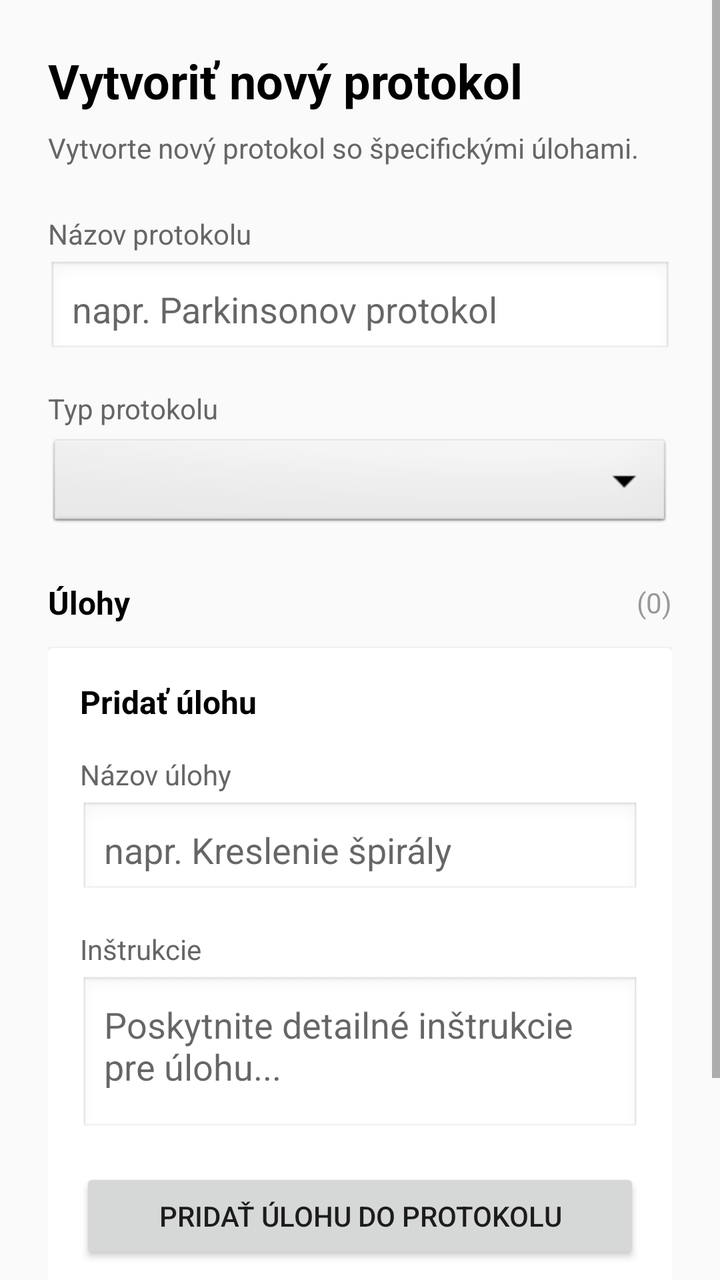
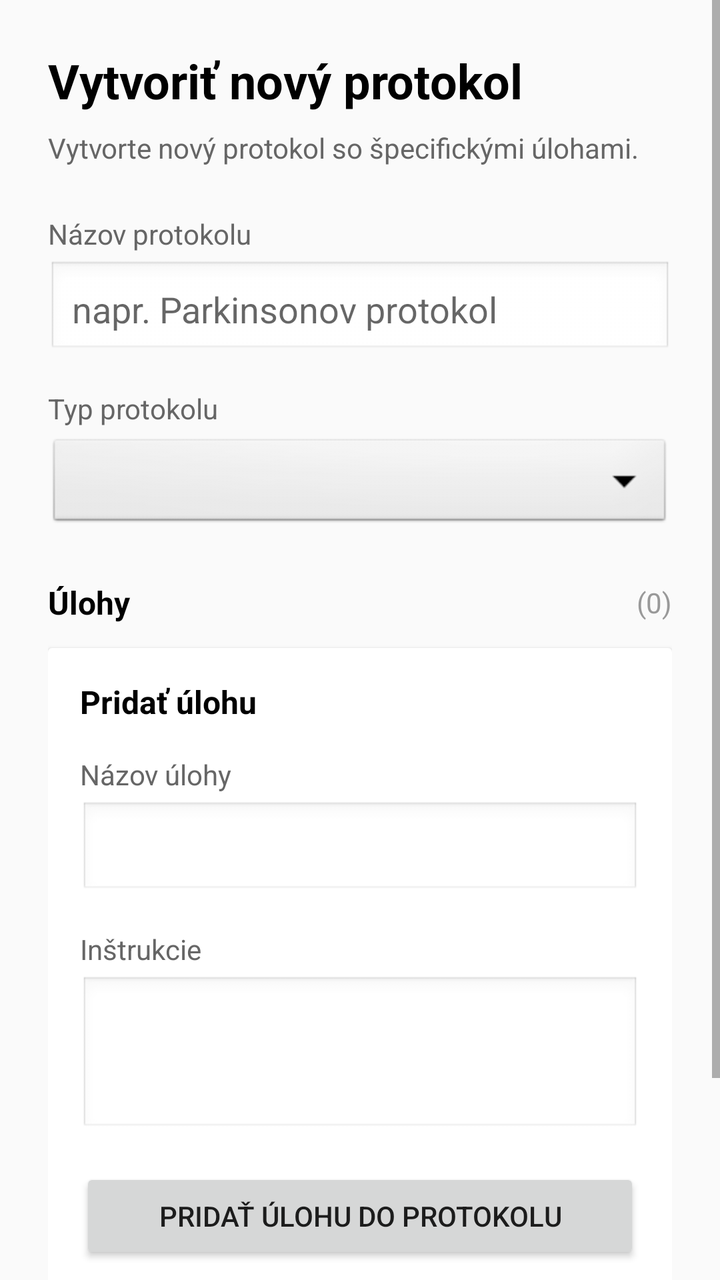

An Android layout rendered at two revisions. The XML below is the earlier revision; the diff shows what the commit changed to produce the second picture.
<!-- AndroidManifest.xml: application theme Theme.DiagnosticApp -->
<!-- res/layout/fragment_create_protocol.xml -->
<?xml version="1.0" encoding="utf-8"?>
<ScrollView
    xmlns:android="http://schemas.android.com/apk/res/android"
    android:layout_width="match_parent"
    android:layout_height="match_parent"
    android:fillViewport="true">

    <LinearLayout
        android:layout_width="match_parent"
        android:layout_height="wrap_content"
        android:orientation="vertical"
        android:padding="24dp">

        
        <TextView
            android:id="@+id/dialogTitle"
            android:layout_width="match_parent"
            android:layout_height="wrap_content"
            android:text="Vytvoriť nový protokol"
            android:textSize="24sp"
            android:textStyle="bold"
            android:textColor="@android:color/black"
            android:layout_marginBottom="8dp"/>

        <TextView
            android:id="@+id/dialogDescription"
            android:layout_width="match_parent"
            android:layout_height="wrap_content"
            android:text="Vytvorte nový protokol so špecifickými úlohami."
            android:textSize="14sp"
            android:textColor="#666666"
            android:layout_marginBottom="24dp"/>

        
        <TextView
            android:layout_width="match_parent"
            android:layout_height="wrap_content"
            android:text="Názov protokolu"
            android:textSize="14sp"
            android:textColor="#666666"
            android:layout_marginBottom="4dp"/>

        <EditText
            android:id="@+id/protocolNameEditText"
            android:layout_width="match_parent"
            android:layout_height="wrap_content"
            android:minHeight="48dp"
            android:hint="napr. Parkinsonov protokol"
            android:inputType="text"
            android:padding="12dp"
            android:background="@android:drawable/edit_text"
            android:layout_marginBottom="16dp"/>

        
        <TextView
            android:layout_width="match_parent"
            android:layout_height="wrap_content"
            android:text="Typ protokolu"
            android:textSize="14sp"
            android:textColor="#666666"
            android:layout_marginBottom="4dp"/>

        <Spinner
            android:id="@+id/protocolTypeSpinner"
            android:layout_width="match_parent"
            android:layout_height="wrap_content"
            android:minHeight="48dp"
            android:background="@android:drawable/btn_dropdown"
            android:padding="12dp"
            android:layout_marginBottom="24dp"/>

        
        <LinearLayout
            android:layout_width="match_parent"
            android:layout_height="wrap_content"
            android:orientation="horizontal"
            android:gravity="center_vertical"
            android:layout_marginBottom="12dp">

            <TextView
                android:layout_width="0dp"
                android:layout_height="wrap_content"
                android:layout_weight="1"
                android:text="Úlohy"
                android:textSize="16sp"
                android:textStyle="bold"
                android:textColor="@android:color/black"/>

            <TextView
                android:id="@+id/taskCountText"
                android:layout_width="wrap_content"
                android:layout_height="wrap_content"
                android:text="(0)"
                android:textSize="14sp"
                android:textColor="#999999"/>
        </LinearLayout>

        
        <androidx.cardview.widget.CardView
            android:layout_width="match_parent"
            android:layout_height="wrap_content"
            android:layout_marginBottom="16dp">

            <LinearLayout
                android:layout_width="match_parent"
                android:layout_height="wrap_content"
                android:orientation="vertical"
                android:padding="16dp">

                <TextView
                    android:layout_width="match_parent"
                    android:layout_height="wrap_content"
                    android:text="Pridať úlohu"
                    android:textSize="16sp"
                    android:textStyle="bold"
                    android:textColor="@android:color/black"
                    android:layout_marginBottom="16dp"/>

                
                <TextView
                    android:layout_width="match_parent"
                    android:layout_height="wrap_content"
                    android:text="Názov úlohy"
                    android:textSize="14sp"
                    android:textColor="#666666"
                    android:layout_marginBottom="4dp"/>

                <EditText
                    android:id="@+id/taskNameEditText"
                    android:layout_width="match_parent"
                    android:layout_height="wrap_content"
                    android:minHeight="48dp"
                    android:hint="napr. Kreslenie špirály"
                    android:inputType="text"
                    android:padding="12dp"
                    android:background="@android:drawable/edit_text"
                    android:layout_marginBottom="16dp"/>

                
                <TextView
                    android:layout_width="match_parent"
                    android:layout_height="wrap_content"
                    android:text="Inštrukcie"
                    android:textSize="14sp"
                    android:textColor="#666666"
                    android:layout_marginBottom="4dp"/>

                <EditText
                    android:id="@+id/taskDescriptionEditText"
                    android:layout_width="match_parent"
                    android:layout_height="wrap_content"
                    android:minHeight="80dp"
                    android:hint="Poskytnite detailné inštrukcie pre úlohu..."
                    android:inputType="textMultiLine"
                    android:padding="12dp"
                    android:gravity="top"
                    android:background="@android:drawable/edit_text"
                    android:layout_marginBottom="16dp"/>

                
                <Button
                    android:id="@+id/addTaskButton"
                    android:layout_width="match_parent"
                    android:layout_height="wrap_content"
                    android:text="Pridať úlohu do protokolu"/>
            </LinearLayout>
        </androidx.cardview.widget.CardView>

        
        <TextView
            android:id="@+id/tasksListLabel"
            android:layout_width="match_parent"
            android:layout_height="wrap_content"
            android:text="Úlohy protokolu:"
            android:textSize="14sp"
            android:textColor="#666666"
            android:layout_marginBottom="8dp"
            android:visibility="gone"/>

        
        <LinearLayout
            android:id="@+id/protocolTasksContainer"
            android:layout_width="match_parent"
            android:layout_height="wrap_content"
            android:orientation="vertical"
            android:layout_marginBottom="24dp">
            
        </LinearLayout>

        
        <LinearLayout
            android:layout_width="match_parent"
            android:layout_height="wrap_content"
            android:orientation="horizontal"
            android:gravity="end">

            <Button
                android:id="@+id/cancelButton"
                android:layout_width="wrap_content"
                android:layout_height="wrap_content"
                android:text="Zrušiť"
                android:textColor="#666666"
                style="?android:attr/borderlessButtonStyle"/>

            <Button
                android:id="@+id/saveProtocolButton"
                android:layout_width="wrap_content"
                android:layout_height="wrap_content"
                android:text="Vytvoriť protokol"
                android:layout_marginStart="8dp"/>
        </LinearLayout>

    </LinearLayout>
</ScrollView>
<!-- resources referenced by this layout -->
<resources>
  <style name="Theme.DiagnosticApp" parent="Theme.AppCompat.Light.NoActionBar">
          <item name="colorPrimary">@color/green</item>
          
  
  
      </style>
  <color name="green">#4CAF50</color>
</resources>

<!-- the commit's change to res/layout/fragment_create_protocol.xml (unified diff, before → after) -->
@@ -130,7 +130,6 @@
                     android:layout_width="match_parent"
                     android:layout_height="wrap_content"
                     android:minHeight="48dp"
-                    android:hint="napr. Kreslenie špirály"
                     android:inputType="text"
                     android:padding="12dp"
                     android:background="@android:drawable/edit_text"
@@ -150,7 +149,6 @@
                     android:layout_width="match_parent"
                     android:layout_height="wrap_content"
                     android:minHeight="80dp"
-                    android:hint="Poskytnite detailné inštrukcie pre úlohu..."
                     android:inputType="textMultiLine"
                     android:padding="12dp"
                     android:gravity="top"
